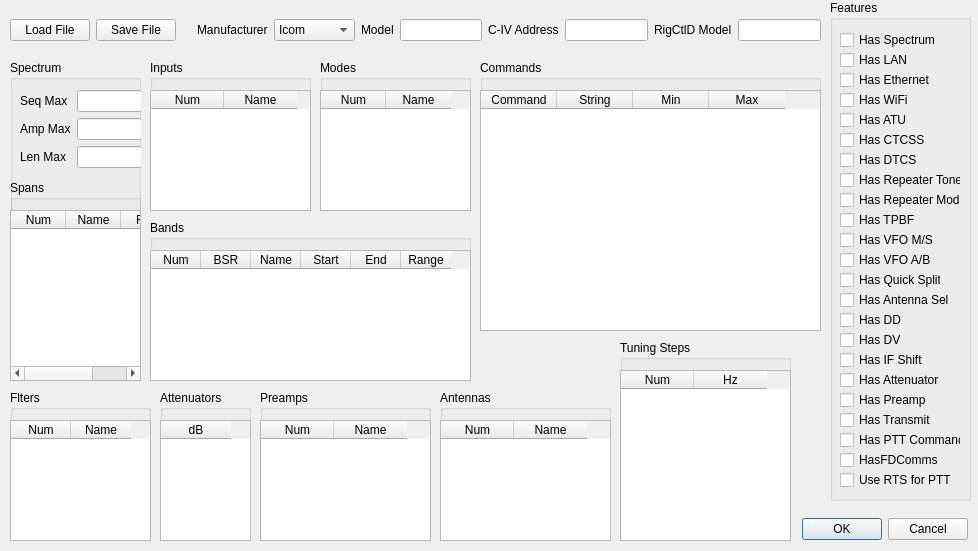
Before: the Qt Designer form rigcreator.ui in adecarolis/wfweb, drawn with Qt 5.
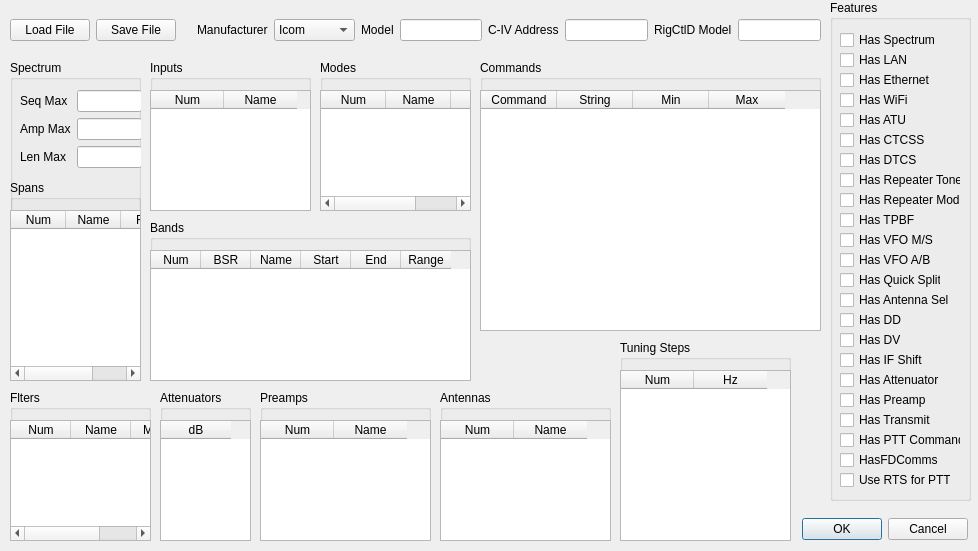
After: the same form once the commit is applied. Custom widgets are drawn as their Qt base class.

Commit message: Add supported modes to filters

```diff
--- a/rigcreator.ui
+++ b/rigcreator.ui
@@ -610,6 +610,11 @@
       <string>Name</string>
      </property>
     </column>
+    <column>
+     <property name="text">
+      <string>BW</string>
+     </property>
+    </column>
    </widget>
   </widget>
   <widget class="QGroupBox" name="groupBox_8">
@@ -1187,6 +1192,11 @@
       <string>Name</string>
      </property>
     </column>
+    <column>
+     <property name="text">
+      <string>Modes</string>
+     </property>
+    </column>
    </widget>
   </widget>
  </widget>
```
The commit also changes 5 other files.
